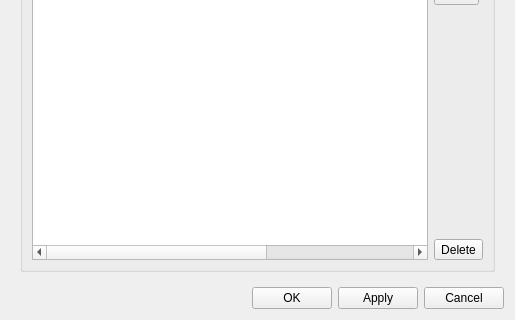
This is ui/setupwin.ui in samstyle/Xpeccy as Qt 5 draws it before an edit; both pictures show x 0 to 515 and y 146 to 466 of the 515 by 466 pixel window. The edited form follows.
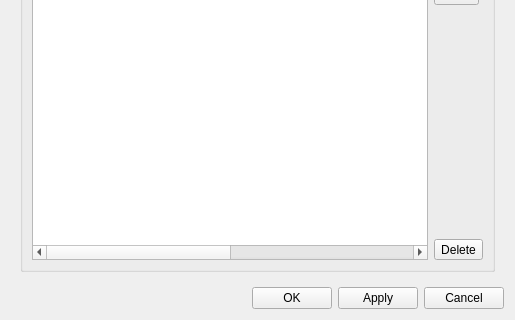
This is the edited form. The open tabs and pages were chosen to show the change. Icons and pictures are not drawn.

The edit to the form file:
```diff
--- a/ui/setupwin.ui
+++ b/ui/setupwin.ui
@@ -1368,7 +1368,7 @@
                <number>0</number>
               </property>
               <property name="columnCount">
-               <number>5</number>
+               <number>6</number>
               </property>
               <attribute name="horizontalHeaderVisible">
                <bool>false</bool>
@@ -1390,6 +1390,7 @@
               <column/>
               <column/>
               <column/>
+              <column/>
              </widget>
             </item>
             <item>
```
